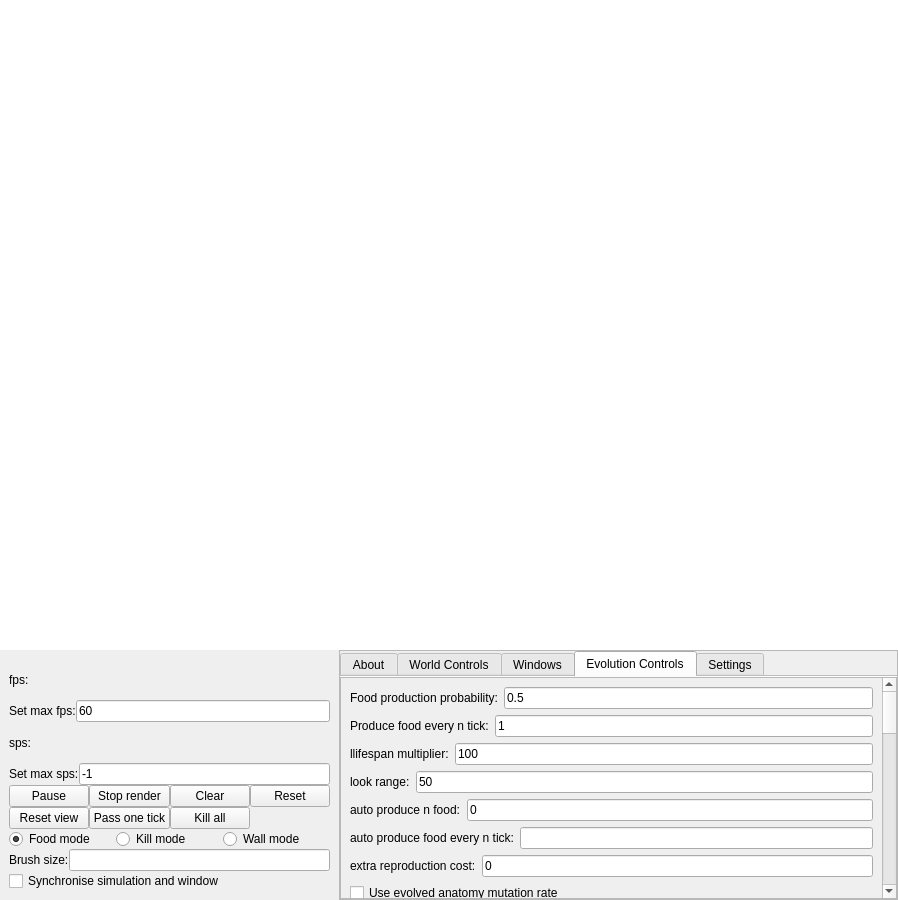
Before: the Qt Designer form Source/UiFiles/mainwindow.ui in SuperSpaceEye/LifeEngineExtended, drawn with Qt 5.
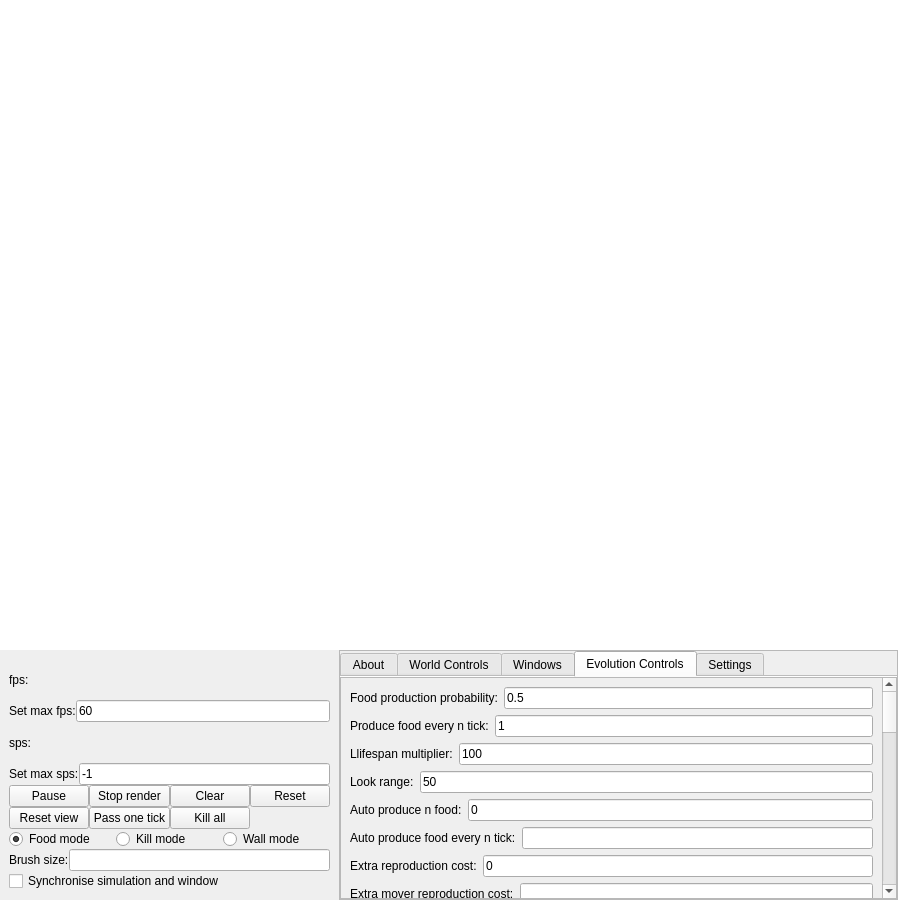
After: the same form once the commit is applied. The open tabs and pages were chosen to show the change.

```diff
--- a/Source/UiFiles/mainwindow.ui
+++ b/Source/UiFiles/mainwindow.ui
@@ -1222,9 +1222,9 @@
                 <property name="geometry">
                  <rect>
                   <x>0</x>
-                  <y>-933</y>
+                  <y>0</y>
                   <width>504</width>
-                  <height>1179</height>
+                  <height>1212</height>
                  </rect>
                 </property>
                 <property name="sizePolicy">
@@ -1263,7 +1263,7 @@
                      <height>0</height>
                     </size>
                    </property>
-                   <layout class="QVBoxLayout" name="verticalLayout_20" stretch="0,0,0,0,0,0,0,0,0,0,0,0,0,0,0,0,0,0,0,0,0,0,0,0,0,0,0,0,0,0,0">
+                   <layout class="QVBoxLayout" name="verticalLayout_20" stretch="0,0,0,0,0,0,0,0,0,0,0,0,0,0,0,0,0,0,0,0,0,0,0,0,0,0,0,0,0,0,0,0">
                     <property name="spacing">
                      <number>6</number>
                     </property>
@@ -1344,7 +1344,7 @@
                       <item>
                        <widget class="QLabel" name="label_5">
                         <property name="text">
-                         <string>llifespan multiplier:</string>
+                         <string>Llifespan multiplier:</string>
                         </property>
                        </widget>
                       </item>
@@ -1364,7 +1364,7 @@
                         <item>
                          <widget class="QLabel" name="label_7">
                           <property name="text">
-                           <string>look range:</string>
+                           <string>Look range:</string>
                           </property>
                          </widget>
                         </item>
@@ -1386,7 +1386,7 @@
                         <item>
                          <widget class="QLabel" name="label_9">
                           <property name="text">
-                           <string>auto produce n food:</string>
+                           <string>Auto produce n food:</string>
                           </property>
                          </widget>
                         </item>
@@ -1406,7 +1406,7 @@
                       <item>
                        <widget class="QLabel" name="label_44">
                         <property name="text">
-                         <string>auto produce food every n tick:</string>
+                         <string>Auto produce food every n tick:</string>
                         </property>
                        </widget>
                       </item>
@@ -1420,7 +1420,7 @@
                       <item>
                        <widget class="QLabel" name="label_6">
                         <property name="text">
-                         <string>extra reproduction cost:</string>
+                         <string>Extra reproduction cost:</string>
                         </property>
                        </widget>
                       </item>
@@ -1433,6 +1433,20 @@
                       </item>
                      </layout>
                     </item>
+                    <item>
+                     <layout class="QHBoxLayout" name="horizontalLayout_37">
+                      <item>
+                       <widget class="QLabel" name="label_32">
+                        <property name="text">
+                         <string>Extra mover reproduction cost:</string>
+                        </property>
+                       </widget>
+                      </item>
+                      <item>
+                       <widget class="QLineEdit" name="le_extra_mover_reproduction_cost"/>
+                      </item>
+                     </layout>
+                    </item>
                     <item>
                      <widget class="QCheckBox" name="cb_use_evolved_anatomy_mutation_rate">
                       <property name="text">
```
Left out of the diff: 17 changed lines with no effect on the pictures.
